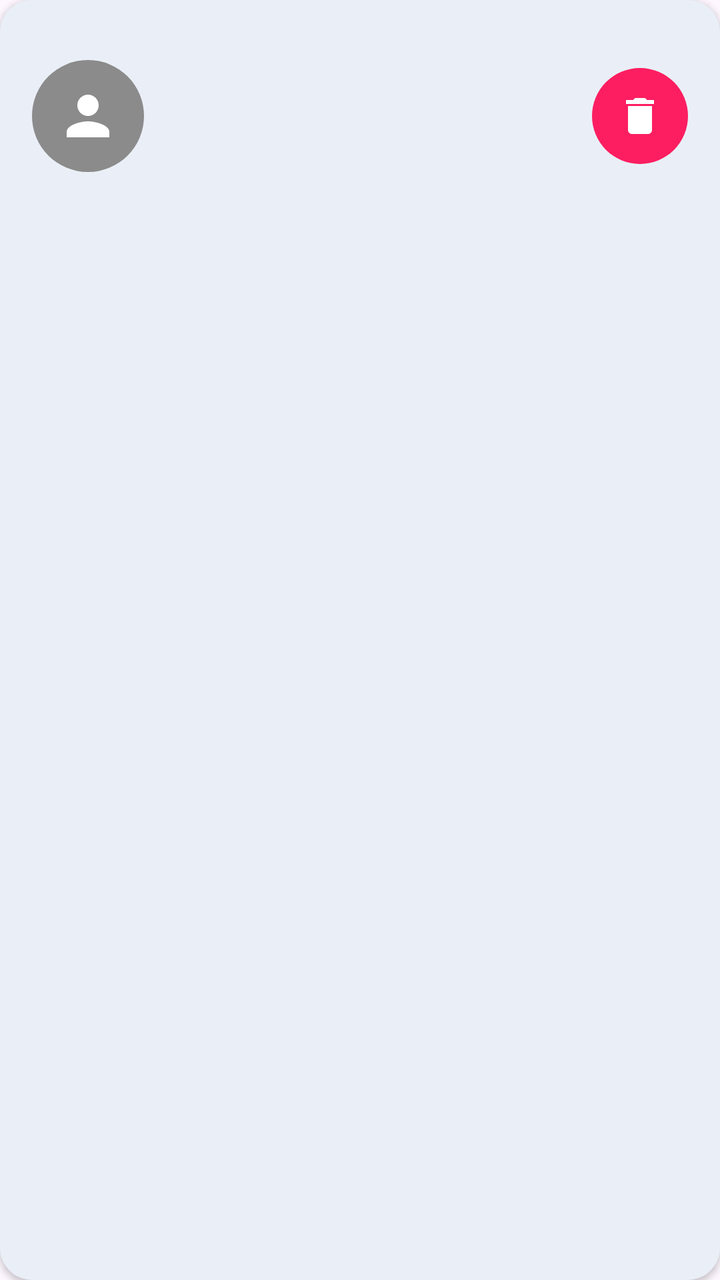
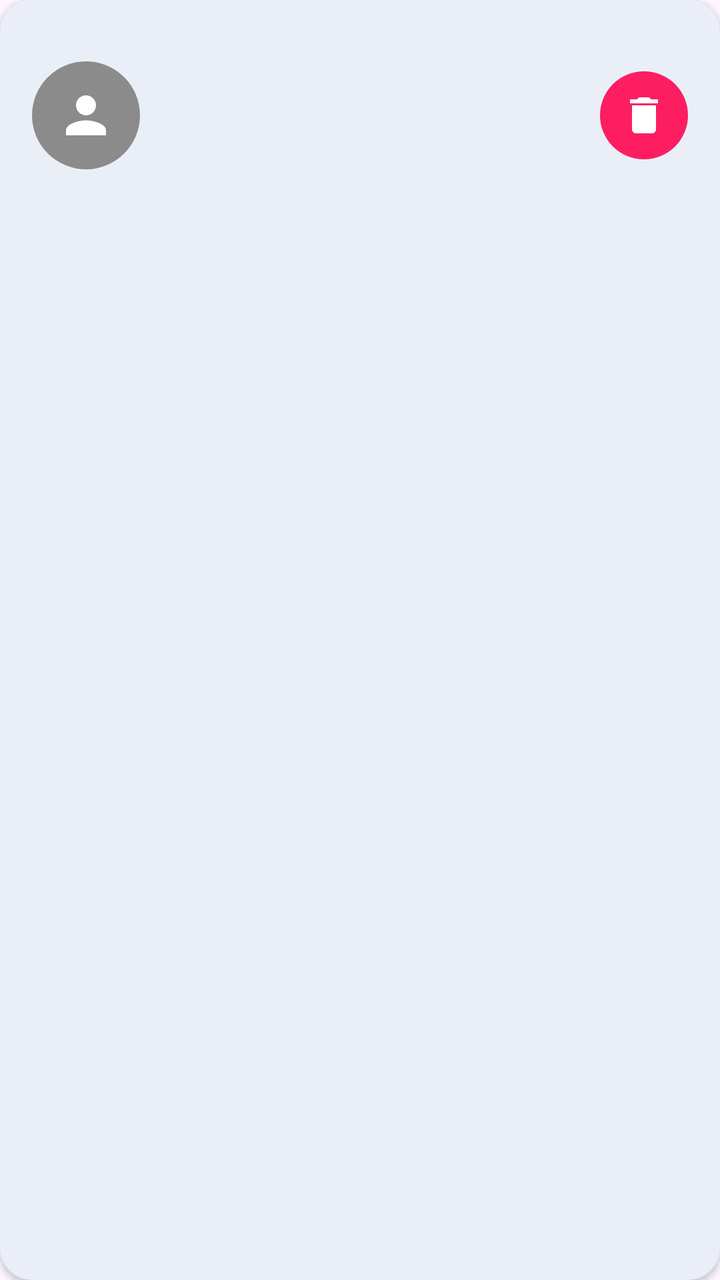

An Android layout rendered at two revisions. The XML below is the earlier revision; the diff shows what the commit changed to produce the second picture.
<!-- AndroidManifest.xml: application theme Theme._24012011122_mad_PR7 -->
<!-- res/layout/item_person.xml -->
<?xml version="1.0" encoding="utf-8"?>
<com.google.android.material.card.MaterialCardView
    xmlns:android="http://schemas.android.com/apk/res/android"
    xmlns:app="http://schemas.android.com/apk/res-auto"
    android:layout_width="match_parent"
    android:layout_height="wrap_content"
    android:layout_marginHorizontal="16dp"
    android:layout_marginVertical="8dp"
    app:cardBackgroundColor="#EAEFF7"
    app:cardCornerRadius="16dp"
    app:cardElevation="2dp"
    app:strokeWidth="0dp">

    <androidx.constraintlayout.widget.ConstraintLayout
        android:layout_width="match_parent"
        android:layout_height="wrap_content"
        android:padding="16dp">

        <ImageView
            android:id="@+id/imagePerson"
            android:layout_width="56dp"
            android:layout_height="56dp"
            android:background="@drawable/bg_circle_grey"
            android:padding="12dp"
            android:src="@drawable/ic_person"
            app:tint="@android:color/white"
            app:layout_constraintBottom_toBottomOf="parent"
            app:layout_constraintStart_toStartOf="parent"
            app:layout_constraintTop_toTopOf="parent" />

        <TextView
            android:id="@+id/textName"
            android:layout_width="0dp"
            android:layout_height="wrap_content"
            android:layout_marginStart="16dp"
            android:layout_marginEnd="8dp"
            android:textColor="#3C4043"
            android:textSize="20sp"
            app:layout_constraintEnd_toStartOf="@id/buttonDelete"
            app:layout_constraintStart_toEndOf="@id/imagePerson"
            app:layout_constraintTop_toTopOf="parent" />

        <TextView
            android:id="@+id/textPhone"
            android:layout_width="0dp"
            android:layout_height="wrap_content"
            android:layout_marginStart="16dp"
            android:layout_marginEnd="8dp"
            android:textColor="#5F6368"
            android:textSize="14sp"
            app:layout_constraintEnd_toStartOf="@id/buttonDelete"
            app:layout_constraintStart_toEndOf="@id/imagePerson"
            app:layout_constraintTop_toBottomOf="@id/textName" />

        <TextView
            android:id="@+id/textEmail"
            android:layout_width="0dp"
            android:layout_height="wrap_content"
            android:layout_marginStart="16dp"
            android:layout_marginEnd="8dp"
            android:textColor="#5F6368"
            android:textSize="14sp"
            app:layout_constraintEnd_toStartOf="@id/buttonDelete"
            app:layout_constraintStart_toEndOf="@id/imagePerson"
            app:layout_constraintTop_toBottomOf="@id/textPhone" />

        <TextView
            android:id="@+id/textAddress"
            android:layout_width="0dp"
            android:layout_height="wrap_content"
            android:layout_marginStart="16dp"
            android:layout_marginEnd="8dp"
            android:textColor="#5F6368"
            android:textSize="14sp"
            app:layout_constraintEnd_toStartOf="@id/buttonDelete"
            app:layout_constraintStart_toEndOf="@id/imagePerson"
            app:layout_constraintTop_toBottomOf="@id/textEmail" />

        <ImageButton
            android:id="@+id/buttonDelete"
            android:layout_width="48dp"
            android:layout_height="48dp"
            android:background="@drawable/bg_circle_red"
            android:contentDescription="@string/delete"
            android:padding="12dp"
            android:scaleType="fitCenter"
            android:src="@drawable/ic_delete"
            app:layout_constraintBottom_toBottomOf="parent"
            app:layout_constraintEnd_toEndOf="parent"
            app:layout_constraintTop_toTopOf="parent"
            app:tint="@android:color/white" />

    </androidx.constraintlayout.widget.ConstraintLayout>

</com.google.android.material.card.MaterialCardView>
<!-- resources referenced by this layout -->
<resources>
  <!-- drawable bg_circle_grey (drawable) -->
  <?xml version="1.0" encoding="utf-8"?>
  <shape xmlns:android="http://schemas.android.com/apk/res/android"
      android:shape="oval">
      <solid android:color="#8B8B8B" />
  </shape>
  <!-- drawable bg_circle_red (drawable) -->
  <?xml version="1.0" encoding="utf-8"?>
  <shape xmlns:android="http://schemas.android.com/apk/res/android"
      android:shape="oval">
      <solid android:color="#FC1E61" />
  </shape>
  <!-- drawable ic_delete (drawable) -->
  <vector xmlns:android="http://schemas.android.com/apk/res/android"
      android:width="24dp"
      android:height="24dp"
      android:viewportWidth="24"
      android:viewportHeight="24">
    <path
        android:fillColor="@android:color/white"
        android:pathData="M6,19c0,1.1 0.9,2 2,2h8c1.1,0 2,-0.9 2,-2V7H6v12zM19,4h-3.5l-1,-1h-5l-1,1H5v2h14V4z"/>
  </vector>
  <!-- drawable ic_person (drawable) -->
  <vector xmlns:android="http://schemas.android.com/apk/res/android"
      android:width="24dp"
      android:height="24dp"
      android:viewportWidth="24"
      android:viewportHeight="24">
    <path
        android:fillColor="#757575"
        android:pathData="M12,12c2.21,0 4,-1.79 4,-4s-1.79,-4 -4,-4 -4,1.79 -4,4 1.79,4 4,4zM12,14c-2.67,0 -8,1.34 -8,4v2h16v-2c0,-2.66 -5.33,-4 -8,-4z"/>
  </vector>
  <string name="delete">Delete</string>
  <style name="Theme._24012011122_mad_PR7" parent="Base.Theme._24012011122_mad_PR7" />
  <style name="Base.Theme._24012011122_mad_PR7" parent="Theme.Material3.DayNight.NoActionBar">
          
          
      </style>
</resources>

<!-- the commit's change to res/layout/item_person.xml (unified diff, before → after) -->
@@ -6,7 +6,7 @@
     android:layout_height="wrap_content"
     android:layout_marginHorizontal="16dp"
     android:layout_marginVertical="8dp"
-    app:cardBackgroundColor="#EAEFF7"
+    app:cardBackgroundColor="@color/card_background"
     app:cardCornerRadius="16dp"
     app:cardElevation="2dp"
     app:strokeWidth="0dp">
@@ -18,8 +18,8 @@
 
         <ImageView
             android:id="@+id/imagePerson"
-            android:layout_width="56dp"
-            android:layout_height="56dp"
+            android:layout_width="54dp"
+            android:layout_height="54dp"
             android:background="@drawable/bg_circle_grey"
             android:padding="12dp"
             android:src="@drawable/ic_person"
@@ -32,10 +32,11 @@
             android:id="@+id/textName"
             android:layout_width="0dp"
             android:layout_height="wrap_content"
-            android:layout_marginStart="16dp"
+            android:layout_marginStart="14dp"
             android:layout_marginEnd="8dp"
-            android:textColor="#3C4043"
-            android:textSize="20sp"
+            android:textColor="@color/text_primary"
+            android:textSize="18sp"
+            android:textStyle="bold"
             app:layout_constraintEnd_toStartOf="@id/buttonDelete"
             app:layout_constraintStart_toEndOf="@id/imagePerson"
             app:layout_constraintTop_toTopOf="parent" />
@@ -44,10 +45,11 @@
             android:id="@+id/textPhone"
             android:layout_width="0dp"
             android:layout_height="wrap_content"
-            android:layout_marginStart="16dp"
+            android:layout_marginStart="14dp"
+            android:layout_marginTop="2dp"
             android:layout_marginEnd="8dp"
-            android:textColor="#5F6368"
-            android:textSize="14sp"
+            android:textColor="@color/text_secondary"
+            android:textSize="13sp"
             app:layout_constraintEnd_toStartOf="@id/buttonDelete"
             app:layout_constraintStart_toEndOf="@id/imagePerson"
             app:layout_constraintTop_toBottomOf="@id/textName" />
@@ -56,10 +58,11 @@
             android:id="@+id/textEmail"
             android:layout_width="0dp"
             android:layout_height="wrap_content"
-            android:layout_marginStart="16dp"
+            android:layout_marginStart="14dp"
+            android:layout_marginTop="2dp"
             android:layout_marginEnd="8dp"
-            android:textColor="#5F6368"
-            android:textSize="14sp"
+            android:textColor="@color/text_secondary"
+            android:textSize="13sp"
             app:layout_constraintEnd_toStartOf="@id/buttonDelete"
             app:layout_constraintStart_toEndOf="@id/imagePerson"
             app:layout_constraintTop_toBottomOf="@id/textPhone" />
@@ -68,21 +71,22 @@
             android:id="@+id/textAddress"
             android:layout_width="0dp"
             android:layout_height="wrap_content"
-            android:layout_marginStart="16dp"
+            android:layout_marginStart="14dp"
+            android:layout_marginTop="2dp"
             android:layout_marginEnd="8dp"
-            android:textColor="#5F6368"
-            android:textSize="14sp"
+            android:textColor="@color/text_secondary"
+            android:textSize="13sp"
             app:layout_constraintEnd_toStartOf="@id/buttonDelete"
             app:layout_constraintStart_toEndOf="@id/imagePerson"
             app:layout_constraintTop_toBottomOf="@id/textEmail" />
 
         <ImageButton
             android:id="@+id/buttonDelete"
-            android:layout_width="48dp"
-            android:layout_height="48dp"
+            android:layout_width="44dp"
+            android:layout_height="44dp"
             android:background="@drawable/bg_circle_red"
             android:contentDescription="@string/delete"
-            android:padding="12dp"
+            android:padding="10dp"
             android:scaleType="fitCenter"
             android:src="@drawable/ic_delete"
             app:layout_constraintBottom_toBottomOf="parent"
<!-- resource entries referenced after the edit -->
@@ -1,16 +1,19 @@
 <!-- resources referenced by this layout -->
 <resources>
+  <color name="card_background">#EAEFF7</color>
+  <color name="text_primary">#202124</color>
+  <color name="text_secondary">#5F6368</color>
   <!-- drawable bg_circle_grey (drawable) -->
   <?xml version="1.0" encoding="utf-8"?>
   <shape xmlns:android="http://schemas.android.com/apk/res/android"
       android:shape="oval">
-      <solid android:color="#8B8B8B" />
+      <solid android:color="@color/avatar_background" />
   </shape>
   <!-- drawable bg_circle_red (drawable) -->
   <?xml version="1.0" encoding="utf-8"?>
   <shape xmlns:android="http://schemas.android.com/apk/res/android"
       android:shape="oval">
-      <solid android:color="#FC1E61" />
+      <solid android:color="@color/delete_button_bg" />
   </shape>
   <!-- drawable ic_delete (drawable) -->
   <vector xmlns:android="http://schemas.android.com/apk/res/android"
@@ -34,6 +37,8 @@
   </vector>
   <string name="delete">Delete</string>
   <style name="Theme._24012011122_mad_PR7" parent="Base.Theme._24012011122_mad_PR7" />
+  <color name="avatar_background">#8B8B8B</color>
+  <color name="delete_button_bg">#FC1E61</color>
   <style name="Base.Theme._24012011122_mad_PR7" parent="Theme.Material3.DayNight.NoActionBar">
           
           
